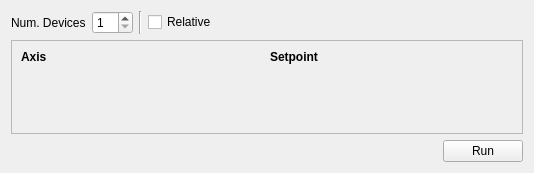
Above: src/firefly/plans/move_motor_window.ui from spc-group/haven before the change. Below: the same form after it.
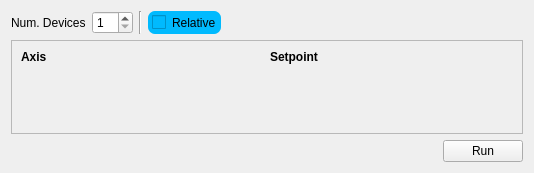
That is the form after the change. Custom widgets are drawn as their Qt base class.

Diff of the .ui file:
```diff
--- a/src/firefly/plans/move_motor_window.ui
+++ b/src/firefly/plans/move_motor_window.ui
@@ -66,11 +66,14 @@
        <item>
         <widget class="RelativeCheckbox" name="relative_scan_checkbox">
          <property name="styleSheet">
-          <string notr="true"/>
+          <string notr="true">padding: 4px; border-radius: 7px; background-color: rgb(0, 186, 254);</string>
          </property>
          <property name="text">
           <string>Relative</string>
          </property>
+         <property name="checked">
+          <bool>false</bool>
+         </property>
         </widget>
        </item>
        <item>
```
Left out of the diff: 2 changed lines with no effect on the pictures.
